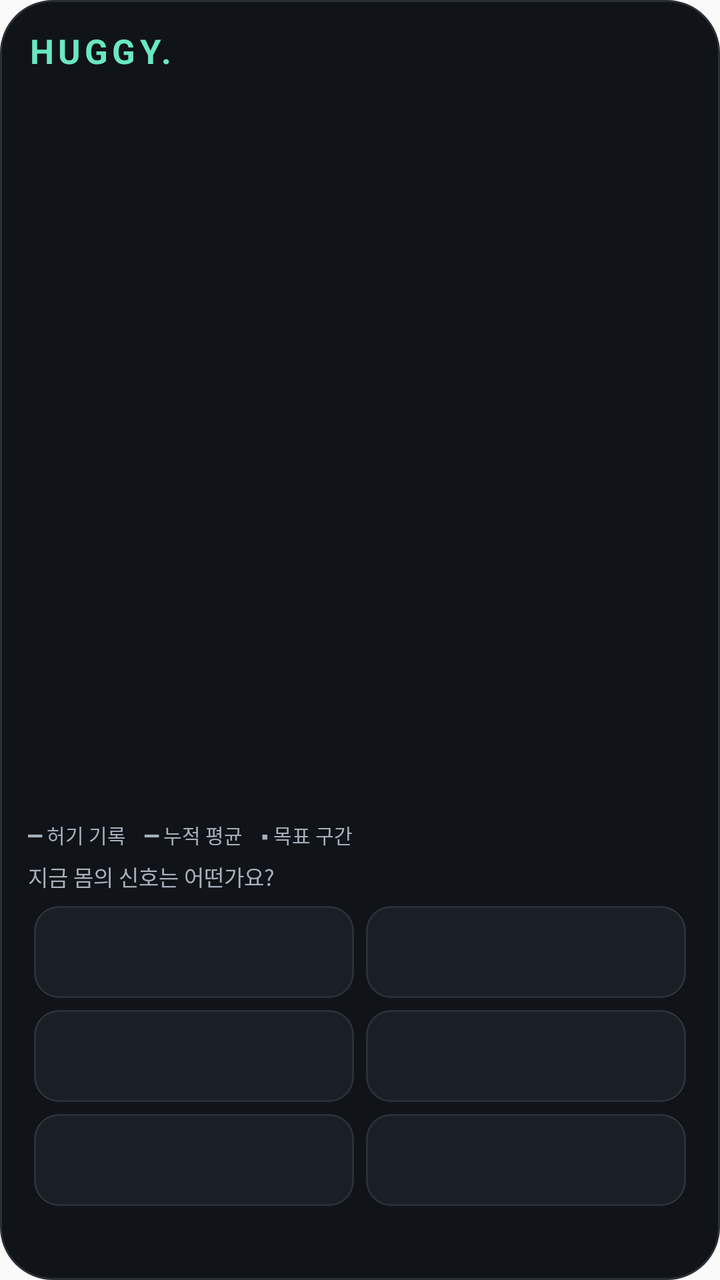
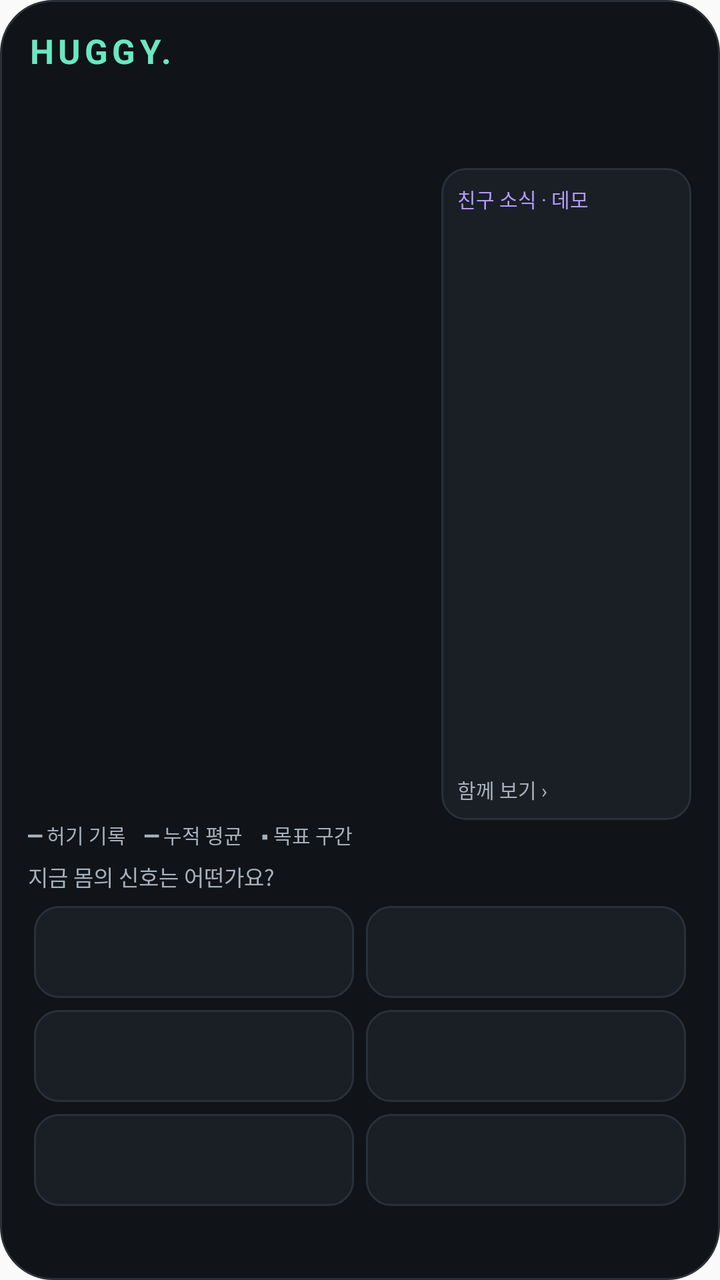

An Android layout rendered at two revisions. The XML below is the earlier revision; the diff shows what the commit changed to produce the second picture.
<!-- AndroidManifest.xml: application theme android:Theme.Material.Light.NoActionBar -->
<!-- res/layout/widget.xml -->
<FrameLayout xmlns:android="http://schemas.android.com/apk/res/android" android:layout_width="match_parent" android:layout_height="match_parent" android:background="@drawable/widget_background">
<LinearLayout android:layout_width="match_parent" android:layout_height="match_parent" android:padding="14dp" android:orientation="vertical">
<TextView android:id="@+id/brand" android:layout_width="match_parent" android:layout_height="26dp" android:text="HUGGY." android:textStyle="bold" android:letterSpacing="0.12" android:textSize="17sp" android:textColor="#69E8C0"/>
<LinearLayout android:layout_width="match_parent" android:layout_height="44dp">
<TextView android:id="@+id/current" android:layout_width="0dp" android:layout_weight="1.1" android:layout_height="match_parent" android:textColor="#F0F3F5" android:textSize="13sp" android:gravity="center_vertical"/>
<TextView android:id="@+id/mean" android:layout_width="0dp" android:layout_weight="0.8" android:layout_height="match_parent" android:textColor="#B59AFF" android:textSize="12sp" android:gravity="center"/>
<TextView android:id="@+id/score" android:layout_width="0dp" android:layout_weight="1" android:layout_height="match_parent" android:textColor="#F0F3F5" android:textSize="12sp" android:gravity="center_vertical|right"/>
</LinearLayout>
<ImageView android:id="@+id/plot" android:layout_width="match_parent" android:layout_height="0dp" android:layout_weight="1" android:scaleType="fitXY" android:contentDescription="오늘의 허기 기록과 시간 누적 평균 그래프"/>
<TextView android:layout_width="match_parent" android:layout_height="20dp" android:text="━ 허기 기록    ━ 누적 평균    ▪ 목표 구간" android:textSize="10sp" android:textColor="#A6B0BB" android:id="@+id/legend"/>
<TextView android:layout_width="match_parent" android:layout_height="20dp" android:text="지금 몸의 신호는 어떤가요?" android:textSize="11sp" android:textColor="#A6B0BB"/>
<LinearLayout android:layout_width="match_parent" android:layout_height="52dp" android:orientation="horizontal"><TextView android:id="@+id/b0" android:layout_width="0dp" android:layout_weight="1" android:layout_height="match_parent" android:layout_margin="3dp" android:padding="8dp" android:gravity="center_vertical" android:textSize="12sp" android:textColor="#E2E7EC" android:background="@drawable/widget_button" android:maxLines="2"/><TextView android:id="@+id/b3" android:layout_width="0dp" android:layout_weight="1" android:layout_height="match_parent" android:layout_margin="3dp" android:padding="8dp" android:gravity="center_vertical" android:textSize="12sp" android:textColor="#E2E7EC" android:background="@drawable/widget_button" android:maxLines="2"/></LinearLayout><LinearLayout android:layout_width="match_parent" android:layout_height="52dp" android:orientation="horizontal"><TextView android:id="@+id/b1" android:layout_width="0dp" android:layout_weight="1" android:layout_height="match_parent" android:layout_margin="3dp" android:padding="8dp" android:gravity="center_vertical" android:textSize="12sp" android:textColor="#E2E7EC" android:background="@drawable/widget_button" android:maxLines="2"/><TextView android:id="@+id/b4" android:layout_width="0dp" android:layout_weight="1" android:layout_height="match_parent" android:layout_margin="3dp" android:padding="8dp" android:gravity="center_vertical" android:textSize="12sp" android:textColor="#E2E7EC" android:background="@drawable/widget_button" android:maxLines="2"/></LinearLayout><LinearLayout android:layout_width="match_parent" android:layout_height="52dp" android:orientation="horizontal"><TextView android:id="@+id/b2" android:layout_width="0dp" android:layout_weight="1" android:layout_height="match_parent" android:layout_margin="3dp" android:padding="8dp" android:gravity="center_vertical" android:textSize="12sp" android:textColor="#E2E7EC" android:background="@drawable/widget_button" android:maxLines="2"/><TextView android:id="@+id/b5" android:layout_width="0dp" android:layout_weight="1" android:layout_height="match_parent" android:layout_margin="3dp" android:padding="8dp" android:gravity="center_vertical" android:textSize="12sp" android:textColor="#E2E7EC" android:background="@drawable/widget_button" android:maxLines="2"/></LinearLayout>
<TextView android:id="@+id/status" android:layout_width="match_parent" android:layout_height="20dp" android:textColor="#8E9BA5" android:textSize="10sp" android:gravity="center_vertical"/>
</LinearLayout>
<ImageView android:id="@+id/effect" android:layout_width="match_parent" android:layout_height="match_parent" android:scaleType="fitXY" android:importantForAccessibility="no"/>
</FrameLayout>
<!-- resources referenced by this layout -->
<resources>
  <!-- drawable widget_background (drawable) -->
  <shape xmlns:android="http://schemas.android.com/apk/res/android"><solid android:color="#101317"/><corners android:radius="26dp"/><stroke android:width="1dp" android:color="#2A3036"/></shape>
  <!-- drawable widget_button (drawable) -->
  <ripple xmlns:android="http://schemas.android.com/apk/res/android" android:color="#5569E8C0"><item><shape><solid android:color="#1A1F25"/><corners android:radius="12dp"/><stroke android:width="1dp" android:color="#2A3037"/></shape></item></ripple>
</resources>

<!-- the commit's change to res/layout/widget.xml (unified diff, before → after) -->
@@ -6,7 +6,14 @@
 <TextView android:id="@+id/mean" android:layout_width="0dp" android:layout_weight="0.8" android:layout_height="match_parent" android:textColor="#B59AFF" android:textSize="12sp" android:gravity="center"/>
 <TextView android:id="@+id/score" android:layout_width="0dp" android:layout_weight="1" android:layout_height="match_parent" android:textColor="#F0F3F5" android:textSize="12sp" android:gravity="center_vertical|right"/>
 </LinearLayout>
-<ImageView android:id="@+id/plot" android:layout_width="match_parent" android:layout_height="0dp" android:layout_weight="1" android:scaleType="fitXY" android:contentDescription="오늘의 허기 기록과 시간 누적 평균 그래프"/>
+<LinearLayout android:layout_width="match_parent" android:layout_height="0dp" android:layout_weight="1" android:orientation="horizontal">
+<ImageView android:id="@+id/plot" android:layout_width="0dp" android:layout_weight="1.65" android:layout_height="match_parent" android:scaleType="fitXY" android:contentDescription="오늘의 허기 기록과 시간 누적 평균 그래프"/>
+<LinearLayout android:id="@+id/friendPanel" android:layout_width="0dp" android:layout_weight="1" android:layout_height="match_parent" android:orientation="vertical" android:background="@drawable/widget_button" android:padding="8dp">
+<TextView android:layout_width="match_parent" android:layout_height="wrap_content" android:text="친구 소식 · 데모" android:textSize="10sp" android:textColor="#B59AFF"/>
+<TextView android:id="@+id/friendMessage" android:layout_width="match_parent" android:layout_height="0dp" android:layout_weight="1" android:gravity="center_vertical" android:textSize="12sp" android:textColor="#E2E7EC" android:maxLines="5"/>
+<TextView android:layout_width="match_parent" android:layout_height="wrap_content" android:text="함께 보기 ›" android:textSize="10sp" android:textColor="#A6B0BB"/>
+</LinearLayout>
+</LinearLayout>
 <TextView android:layout_width="match_parent" android:layout_height="20dp" android:text="━ 허기 기록    ━ 누적 평균    ▪ 목표 구간" android:textSize="10sp" android:textColor="#A6B0BB" android:id="@+id/legend"/>
 <TextView android:layout_width="match_parent" android:layout_height="20dp" android:text="지금 몸의 신호는 어떤가요?" android:textSize="11sp" android:textColor="#A6B0BB"/>
 <LinearLayout android:layout_width="match_parent" android:layout_height="52dp" android:orientation="horizontal"><TextView android:id="@+id/b0" android:layout_width="0dp" android:layout_weight="1" android:layout_height="match_parent" android:layout_margin="3dp" android:padding="8dp" android:gravity="center_vertical" android:textSize="12sp" android:textColor="#E2E7EC" android:background="@drawable/widget_button" android:maxLines="2"/><TextView android:id="@+id/b3" android:layout_width="0dp" android:layout_weight="1" android:layout_height="match_parent" android:layout_margin="3dp" android:padding="8dp" android:gravity="center_vertical" android:textSize="12sp" android:textColor="#E2E7EC" android:background="@drawable/widget_button" android:maxLines="2"/></LinearLayout><LinearLayout android:layout_width="match_parent" android:layout_height="52dp" android:orientation="horizontal"><TextView android:id="@+id/b1" android:layout_width="0dp" android:layout_weight="1" android:layout_height="match_parent" android:layout_margin="3dp" android:padding="8dp" android:gravity="center_vertical" android:textSize="12sp" android:textColor="#E2E7EC" android:background="@drawable/widget_button" android:maxLines="2"/><TextView android:id="@+id/b4" android:layout_width="0dp" android:layout_weight="1" android:layout_height="match_parent" android:layout_margin="3dp" android:padding="8dp" android:gravity="center_vertical" android:textSize="12sp" android:textColor="#E2E7EC" android:background="@drawable/widget_button" android:maxLines="2"/></LinearLayout><LinearLayout android:layout_width="match_parent" android:layout_height="52dp" android:orientation="horizontal"><TextView android:id="@+id/b2" android:layout_width="0dp" android:layout_weight="1" android:layout_height="match_parent" android:layout_margin="3dp" android:padding="8dp" android:gravity="center_vertical" android:textSize="12sp" android:textColor="#E2E7EC" android:background="@drawable/widget_button" android:maxLines="2"/><TextView android:id="@+id/b5" android:layout_width="0dp" android:layout_weight="1" android:layout_height="match_parent" android:layout_margin="3dp" android:padding="8dp" android:gravity="center_vertical" android:textSize="12sp" android:textColor="#E2E7EC" android:background="@drawable/widget_button" android:maxLines="2"/></LinearLayout>
